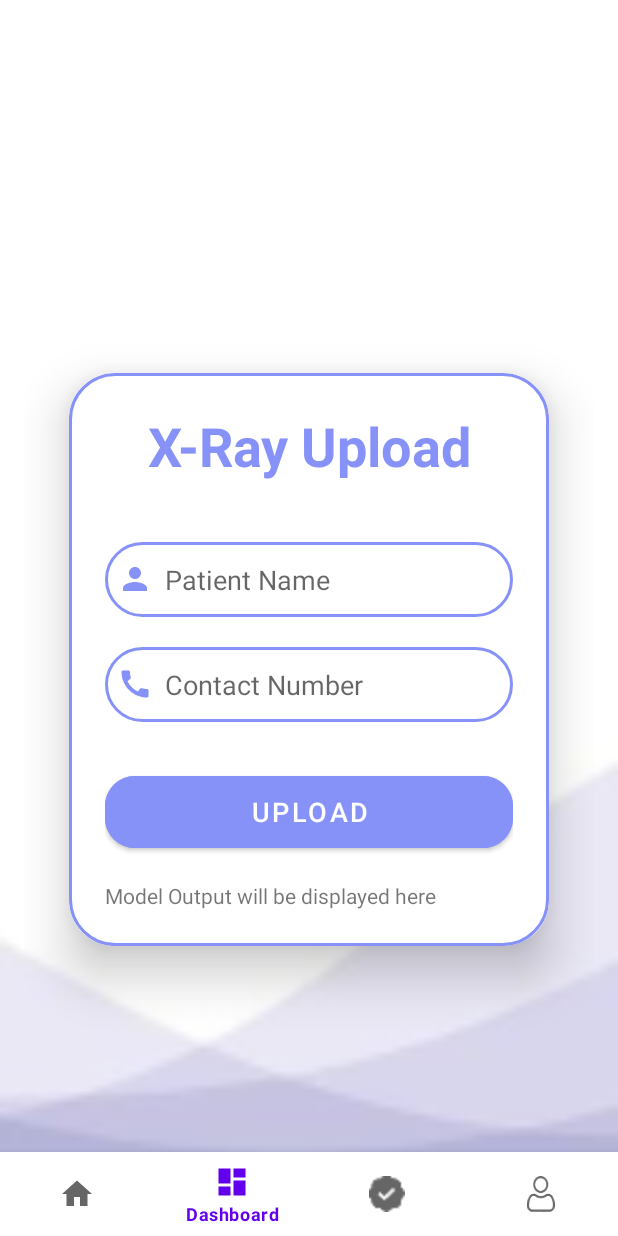
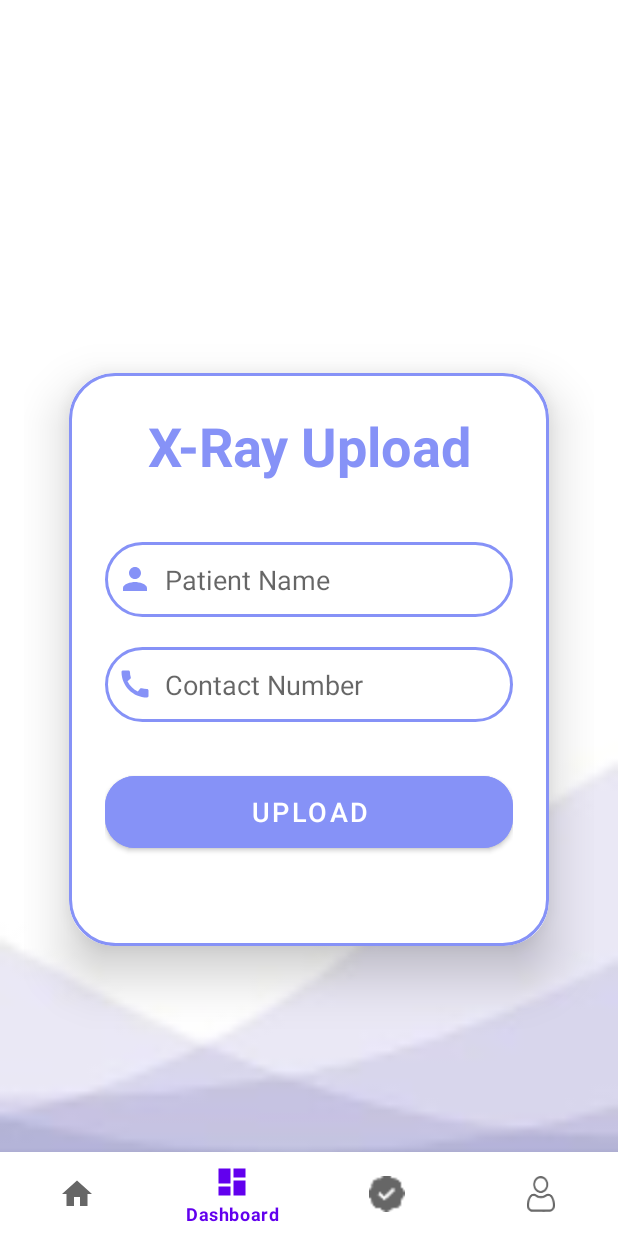
Before and after one commit to Vaibhav0120/LifeBeat, an Android app: the screen it shows after launch once a user with an empty profile is signed in (MainActivity), item 2 of the bottom bar chosen, on a phone screen of 412 x 824 dp. Run offline under Robolectric (Android 15) with nearby library versions, the phone set to English and light mode, and no system bars; our stand-ins replace Firebase (no records; nobody signed in at launch, a user with empty details on screens opened directly), navigation-ui; libraries missing offline, so code that uses them is left out: org.tensorflow.lite; 1 statement that could not run was skipped.

Commit message:
STARTING RE PART 2

```diff
--- a/app/src/main/res/layout/fragment_shop.xml
+++ b/app/src/main/res/layout/fragment_shop.xml
@@ -75,7 +75,7 @@
                 android:id="@+id/model_output_text"
                 android:layout_width="wrap_content"
                 android:layout_height="wrap_content"
-                android:text="Model Output will be displayed here"
+                android:text=""
                 android:layout_marginTop="16dp"/>
 
 
```
Also changed, not shown: app/src/main/java/com/example/lifebeat/ui/ShopFragment.kt (+6 -4 lines).
